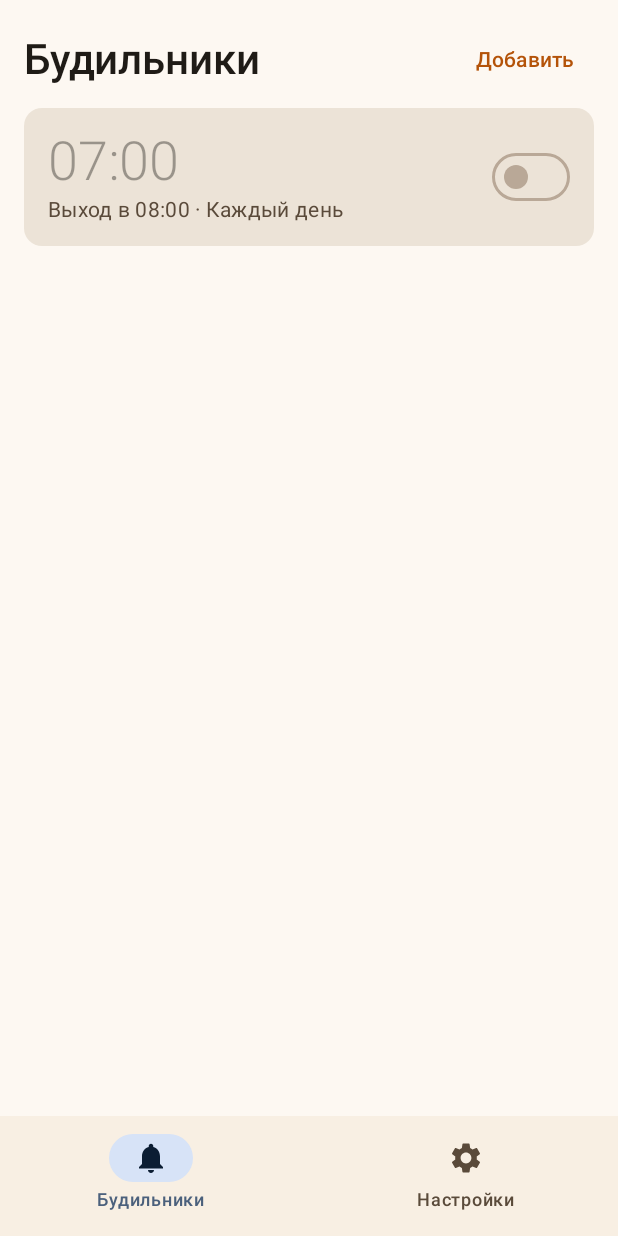
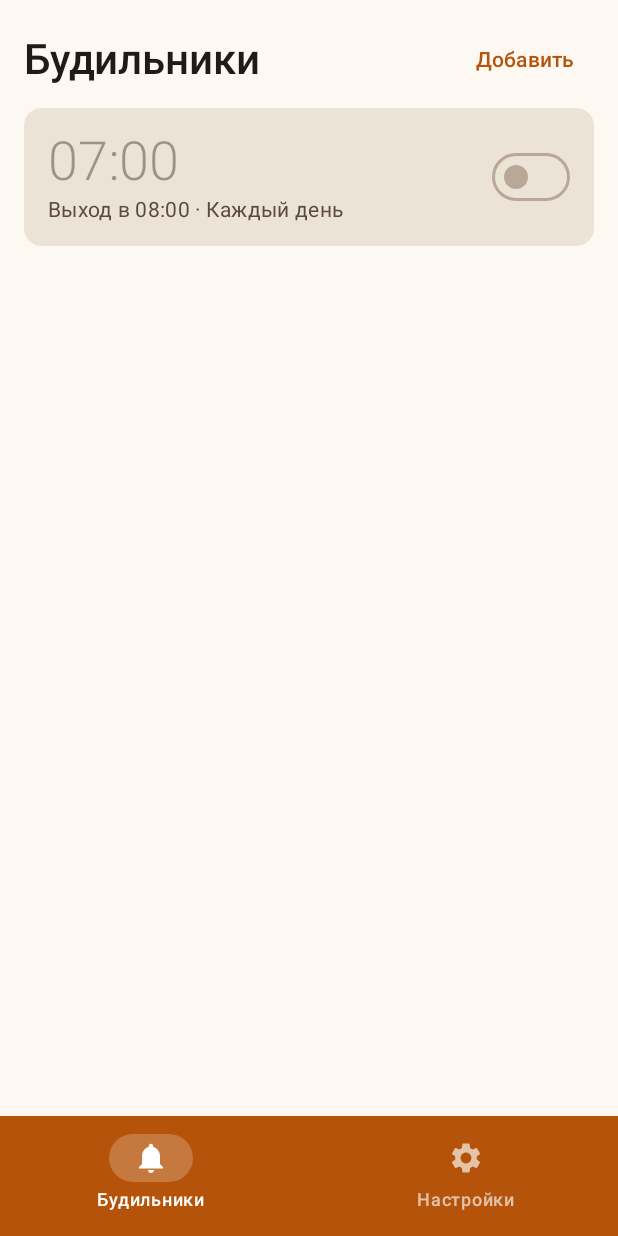
Before and after one commit to Gavabkv/NaVyhod, an Android app built with Jetpack Compose: the screen it shows after launch (MainActivity), on a phone screen of 412 x 824 dp. Run offline under Robolectric (Android 15) with nearby library versions, the phone set to English and light mode, and no system bars.

Commit message:
Разрешения спрашиваются при запуске, нижние вкладки стали коричневыми
- При запуске приложение по очереди открывает недостающие разрешения:
  уведомления, точные будильники, полноэкранные уведомления, включение
  экрана, громкий канал, доступ к «Не беспокоить» и экономию батареи.
  Каждое предлагается один раз, возврат из системного экрана ведёт к следующему.
- «Не беспокоить» теперь реально запрашивается: открывается экран доступа
  к политике уведомлений для приложения, поэтому предупреждение о DND работает.
- Нижняя панель «Будильники / Настройки» окрашена в цвет приложения.

```diff
--- a/app/src/main/java/com/example/dovykhoda/MainActivity.kt
+++ b/app/src/main/java/com/example/dovykhoda/MainActivity.kt
@@ -29,6 +29,17 @@ class MainActivity : ComponentActivity() {
         ActivityResultContracts.RequestPermission()
     ) { /* состояние обновится при возврате на экран */ }
 
+    /** Все разрешения, без которых будильник может не разбудить. */
+    private enum class PermissionKind(val key: String) {
+        Notifications("notifications"),
+        ExactAlarms("exact_alarms"),
+        FullScreenIntent("full_screen_intent"),
+        TurnScreenOn("turn_screen_on"),
+        RingChannel("ring_channel"),
+        DndAccess("dnd_access"),
+        BatteryExemption("battery_exemption"),
+    }
+
     override fun onCreate(savedInstanceState: Bundle?) {
         super.onCreate(savedInstanceState)
         enableEdgeToEdge()
@@ -46,6 +57,47 @@ class MainActivity : ComponentActivity() {
                     onExportLogs = ::shareLogs,
                 )
             }
+        }
+    }
+
+    override fun onResume() {
+        super.onResume()
+        // Первый запуск: по очереди открываем недостающие разрешения. Вернувшись
+        // из системного экрана, здесь же спрашиваем следующее. Каждое
+        // предлагается один раз, дальше напоминают строки в «Настройках».
+        requestMissingPermissions()
+    }
+
+    private fun requestMissingPermissions() {
+        // Поверх экрана сигнала системные окна открывать нельзя.
+        if (AlarmService.isRinging) return
+        val store = SettingsStore(this)
+        val kind = PermissionKind.entries.firstOrNull { candidate ->
+            !store.permissionAsked(candidate.key) && isPermissionMissing(candidate)
+        } ?: return
+        store.markPermissionAsked(kind.key)
+        AlarmLog.event("permission_request", "kind" to kind.key)
+        when (kind) {
+            PermissionKind.Notifications -> askNotifications()
+            PermissionKind.ExactAlarms -> openExactAlarmSettings()
+            PermissionKind.FullScreenIntent -> openFullScreenIntentSettings()
+            PermissionKind.TurnScreenOn -> openTurnScreenOnSettings()
+            PermissionKind.RingChannel -> openRingChannelSettings()
+            PermissionKind.DndAccess -> openDndAccessSettings()
+            PermissionKind.BatteryExemption -> askBatteryExemption()
+        }
+    }
+
+    private fun isPermissionMissing(kind: PermissionKind): Boolean {
+        val notifications = getSystemService(NotificationManager::class.java)
+        return when (kind) {
+            PermissionKind.Notifications -> notifications?.areNotificationsEnabled() != true
+            PermissionKind.ExactAlarms -> !AlarmScheduler.canScheduleExact(this)
+            PermissionKind.FullScreenIntent -> !canUseFullScreenIntent(this)
+            PermissionKind.TurnScreenOn -> !canTurnScreenOn(this)
+            PermissionKind.RingChannel -> !StatusNotifier.isRingChannelAvailable(this)
+            PermissionKind.DndAccess -> notifications?.isNotificationPolicyAccessGranted != true
+            PermissionKind.BatteryExemption -> !isIgnoringBatteryOptimizations(this)
         }
     }
 
@@ -140,6 +192,10 @@ class MainActivity : ComponentActivity() {
 
     /** Без доступа к политике уведомлений приложение не видит «Не беспокоить». */
     private fun openDndAccessSettings() {
+        val detail = if (Build.VERSION.SDK_INT >= Build.VERSION_CODES.R) {
+            Intent(ACTION_DND_ACCESS_DETAIL, Uri.parse("package:$packageName"))
+        } else null
+        if (detail != null && runCatching { startActivity(detail) }.isSuccess) return
         runCatching { startActivity(Intent(Settings.ACTION_NOTIFICATION_POLICY_ACCESS_SETTINGS)) }
             .onFailure {
                 runCatching {
@@ -175,6 +231,10 @@ class MainActivity : ComponentActivity() {
     }
 
     companion object {
+        /** Экран доступа к политике уведомлений для одного приложения. */
+        private const val ACTION_DND_ACCESS_DETAIL =
+            "android.settings.NOTIFICATION_POLICY_ACCESS_DETAIL_SETTINGS"
+
         fun isIgnoringBatteryOptimizations(context: Context): Boolean {
             val manager = context.getSystemService(PowerManager::class.java) ?: return false
             return manager.isIgnoringBatteryOptimizations(context.packageName)
--- a/app/src/main/java/com/example/dovykhoda/SettingsStore.kt
+++ b/app/src/main/java/com/example/dovykhoda/SettingsStore.kt
@@ -432,6 +432,14 @@ class SettingsStore(context: Context) {
         prefs.edit().putLong(KEY_PRE_DISMISSED_CYCLE, cycleWakeMillis).apply()
     }
 
+    /** Разрешение уже предлагали при запуске: повторно не навязываем. */
+    fun permissionAsked(kind: String): Boolean =
+        prefs.getBoolean(KEY_PERMISSION_ASKED + kind, false)
+
+    fun markPermissionAsked(kind: String) {
+        prefs.edit().putBoolean(KEY_PERMISSION_ASKED + kind, true).apply()
+    }
+
     private companion object {
         const val PREFS_NAME = "alarm_settings"
         const val KEY_STORAGE_MIGRATED = "storage_migrated"
@@ -463,5 +471,6 @@ class SettingsStore(context: Context) {
         const val KEY_STOPPED_ALARM_ID = "stopped_cycle_alarm_id"
         const val KEY_DEPARTURE_SPOKEN = "departure_spoken_"
         const val KEY_SIGNAL_DELIVERED = "signal_delivered_wake"
+        const val KEY_PERMISSION_ASKED = "permission_asked_"
     }
 }
--- a/app/src/main/java/com/example/dovykhoda/ui/AppScreen.kt
+++ b/app/src/main/java/com/example/dovykhoda/ui/AppScreen.kt
@@ -20,6 +20,7 @@ import androidx.compose.material3.Icon
 import androidx.compose.material3.MaterialTheme
 import androidx.compose.material3.NavigationBar
 import androidx.compose.material3.NavigationBarItem
+import androidx.compose.material3.NavigationBarItemDefaults
 import androidx.compose.material3.OutlinedButton
 import androidx.compose.material3.Scaffold
 import androidx.compose.material3.Switch
@@ -158,12 +159,23 @@ fun AppScreen(
 
     Scaffold(
         bottomBar = {
-            NavigationBar {
+            val tabColors = NavigationBarItemDefaults.colors(
+                selectedIconColor = MaterialTheme.colorScheme.onPrimary,
+                selectedTextColor = MaterialTheme.colorScheme.onPrimary,
+                unselectedIconColor = MaterialTheme.colorScheme.onPrimary.copy(alpha = 0.65f),
+                unselectedTextColor = MaterialTheme.colorScheme.onPrimary.copy(alpha = 0.65f),
+                indicatorColor = MaterialTheme.colorScheme.onPrimary.copy(alpha = 0.22f),
+            )
+            NavigationBar(
+                containerColor = MaterialTheme.colorScheme.primary,
+                contentColor = MaterialTheme.colorScheme.onPrimary,
+            ) {
                 NavigationBarItem(
                     selected = tab == 0,
                     onClick = { tab = 0; editingId = null },
                     icon = { Icon(Icons.Filled.Notifications, contentDescription = null) },
                     label = { Text("Будильники") },
+                    colors = tabColors,
                     modifier = Modifier.testTag("tab_alarms"),
                 )
                 NavigationBarItem(
@@ -171,6 +183,7 @@ fun AppScreen(
                     onClick = { tab = 1; editingId = null },
                     icon = { Icon(Icons.Filled.Settings, contentDescription = null) },
                     label = { Text("Настройки") },
+                    colors = tabColors,
                     modifier = Modifier.testTag("tab_settings"),
                 )
             }
```
Also changed, not shown: 1 other file.
